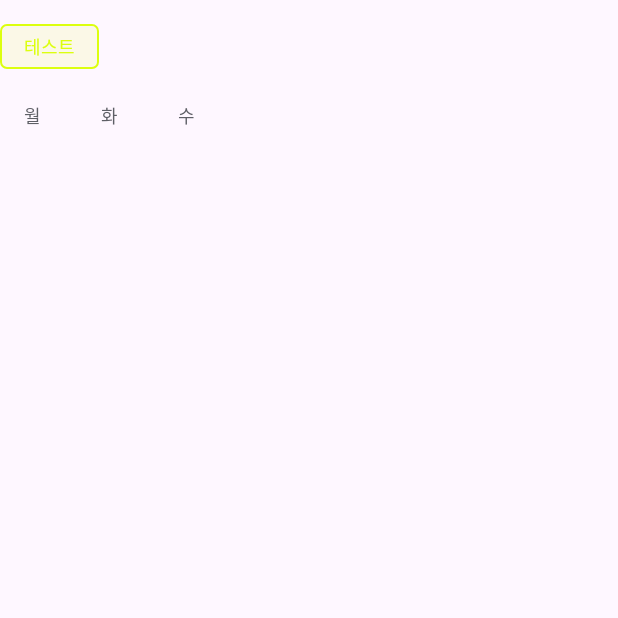
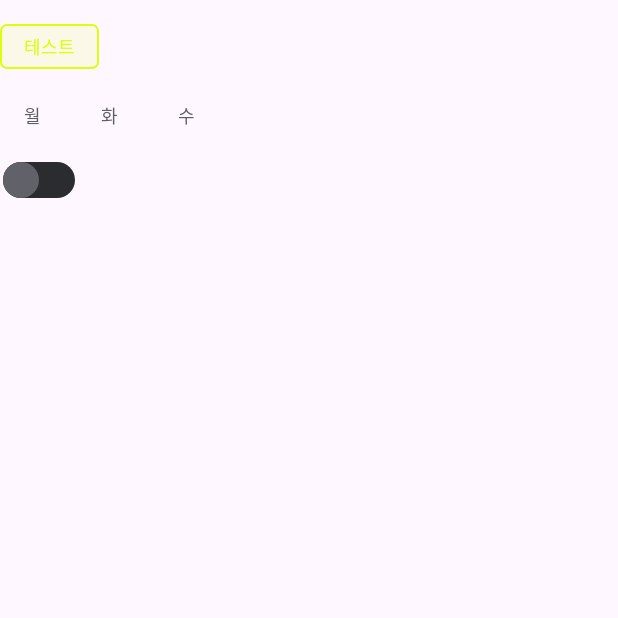
Before and after one commit to Central-MakeUs/Whiplash-Android, an Android app: the screen it shows after launch (MainActivity), after a tap on "테스트", on a phone screen of 412 x 824 dp, the top half of it. Run offline under Robolectric (Android 15) with nearby library versions, the light colour scheme and no system bars; our stand-ins replace Dagger/Hilt's generated code, Timber.

Commit message:
project: 공통 토글 정의

```diff
--- /dev/null
+++ b/presentation/src/main/java/com/whiplash/presentation/component/toggle/WhiplashToggle.kt
@@ -0,0 +1,46 @@
+package com.whiplash.presentation.component.toggle
+
+import android.content.Context
+import android.util.AttributeSet
+import android.view.LayoutInflater
+import android.widget.FrameLayout
+import com.whiplash.presentation.databinding.LayoutWhiplashToggleBinding
+import timber.log.Timber
+
+/**
+ * 커스텀 토글 스위치
+ */
+class WhiplashToggle @JvmOverloads constructor(
+    context: Context,
+    attrs: AttributeSet? = null,
+    defStyleAttr: Int = 0
+) : FrameLayout(context, attrs, defStyleAttr) {
+
+    private val binding = LayoutWhiplashToggleBinding.inflate(LayoutInflater.from(context), this, true)
+
+    init {
+        with(binding) {
+            toggleSwitch.setOnCheckedChangeListener { _, isChecked ->
+                if (isChecked) {
+                    Timber.d("## [공통 토글] 선택됨")
+                } else {
+                    Timber.d("## [공통 토글] 선택해제됨")
+                }
+            }
+        }
+    }
+
+    fun setChecked(checked: Boolean) {
+        binding.toggleSwitch.isChecked = checked
+    }
+
+    fun isChecked(): Boolean {
+        return binding.toggleSwitch.isChecked
+    }
+
+    fun setOnCheckedChangeListener(listener: (Boolean) -> Unit) {
+        binding.toggleSwitch.setOnCheckedChangeListener { _, isChecked ->
+            listener(isChecked)
+        }
+    }
+}
--- /dev/null
+++ b/presentation/src/main/res/drawable/bg_whiplash_toggle.xml
@@ -0,0 +1,9 @@
+<?xml version="1.0" encoding="utf-8"?>
+<shape xmlns:android="http://schemas.android.com/apk/res/android"
+    android:shape="rectangle">
+    <corners android:radius="99dp" />
+    <padding android:left="2dp"
+        android:top="2dp"
+        android:right="2dp"
+        android:bottom="2dp" />
+</shape>
--- /dev/null
+++ b/presentation/src/main/res/drawable/whiplash_toggle_selected.xml
@@ -0,0 +1,9 @@
+<vector xmlns:android="http://schemas.android.com/apk/res/android"
+    android:width="24dp"
+    android:height="24dp"
+    android:viewportWidth="24"
+    android:viewportHeight="24">
+  <path
+      android:pathData="M12,12m-12,0a12,12 0,1 1,24 0a12,12 0,1 1,-24 0"
+      android:fillColor="#DCFF0E"/>
+</vector>
--- /dev/null
+++ b/presentation/src/main/res/drawable/whiplash_toggle_thumb.xml
@@ -0,0 +1,5 @@
+<?xml version="1.0" encoding="utf-8"?>
+<selector xmlns:android="http://schemas.android.com/apk/res/android">
+    <item android:drawable="@drawable/whiplash_toggle_selected" android:state_checked="true" />
+    <item android:drawable="@drawable/whiplash_toggle_unselected" android:state_checked="false" />
+</selector>
--- /dev/null
+++ b/presentation/src/main/res/drawable/whiplash_toggle_track.xml
@@ -0,0 +1,15 @@
+<?xml version="1.0" encoding="utf-8"?>
+<selector xmlns:android="http://schemas.android.com/apk/res/android">
+    <item android:state_checked="true">
+        <shape android:shape="rectangle">
+            <corners android:radius="99dp" />
+            <solid android:color="@color/lemon_10p" />
+        </shape>
+    </item>
+    <item android:state_checked="false">
+        <shape android:shape="rectangle">
+            <corners android:radius="99dp" />
+            <solid android:color="@color/grey_800" />
+        </shape>
+    </item>
+</selector>
--- /dev/null
+++ b/presentation/src/main/res/drawable/whiplash_toggle_unselected.xml
@@ -0,0 +1,9 @@
+<vector xmlns:android="http://schemas.android.com/apk/res/android"
+    android:width="24dp"
+    android:height="24dp"
+    android:viewportWidth="24"
+    android:viewportHeight="24">
+  <path
+      android:pathData="M12,12m-12,0a12,12 0,1 1,24 0a12,12 0,1 1,-24 0"
+      android:fillColor="#616269"/>
+</vector>
--- a/presentation/src/main/res/layout/activity_main.xml
+++ b/presentation/src/main/res/layout/activity_main.xml
@@ -38,4 +38,11 @@
             android:layout_height="wrap_content" />
 
     </LinearLayout>
+
+    <com.whiplash.presentation.component.toggle.WhiplashToggle
+        android:id="@+id/tgCommon"
+        android:layout_width="wrap_content"
+        android:layout_height="wrap_content"
+        android:layout_marginTop="16dp" />
+
 </LinearLayout>
--- /dev/null
+++ b/presentation/src/main/res/layout/layout_whiplash_toggle.xml
@@ -0,0 +1,21 @@
+<?xml version="1.0" encoding="utf-8"?>
+<androidx.constraintlayout.widget.ConstraintLayout xmlns:android="http://schemas.android.com/apk/res/android"
+    xmlns:app="http://schemas.android.com/apk/res-auto"
+    xmlns:tools="http://schemas.android.com/tools"
+    android:layout_width="wrap_content"
+    android:layout_height="wrap_content">
+
+    <Switch
+        android:id="@+id/toggleSwitch"
+        android:layout_width="wrap_content"
+        android:layout_height="wrap_content"
+        android:background="@drawable/bg_whiplash_toggle"
+        android:thumb="@drawable/whiplash_toggle_thumb"
+        android:track="@drawable/whiplash_toggle_track"
+        app:layout_constraintBottom_toBottomOf="parent"
+        app:layout_constraintEnd_toEndOf="parent"
+        app:layout_constraintStart_toStartOf="parent"
+        app:layout_constraintTop_toTopOf="parent"
+        tools:ignore="UseSwitchCompatOrMaterialXml" />
+
+</androidx.constraintlayout.widget.ConstraintLayout>
```
